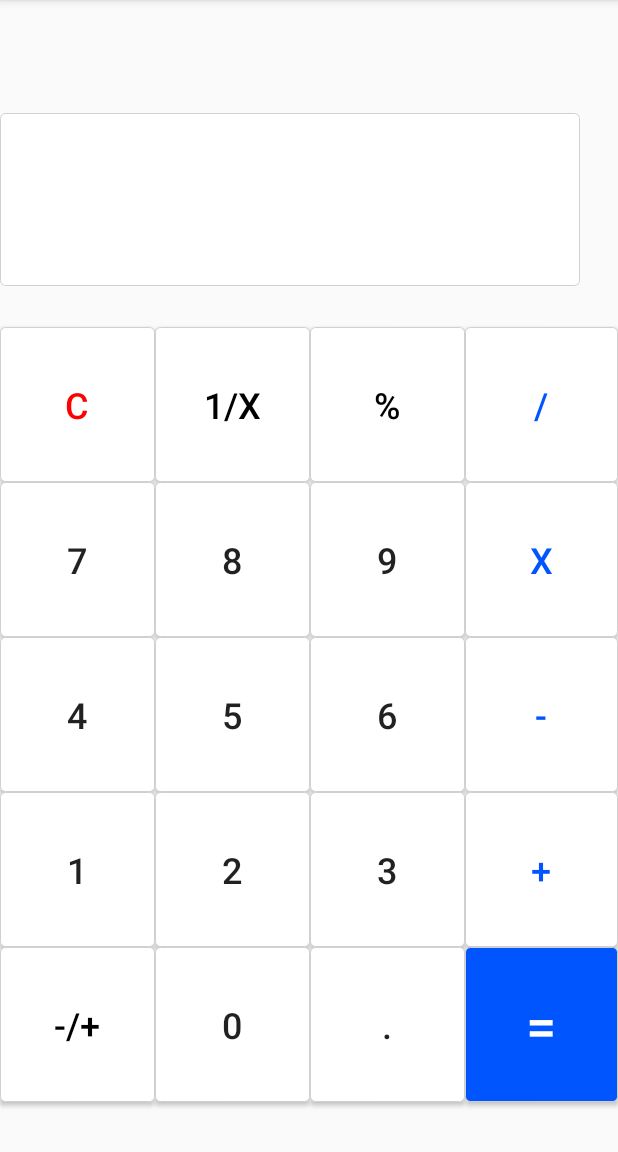
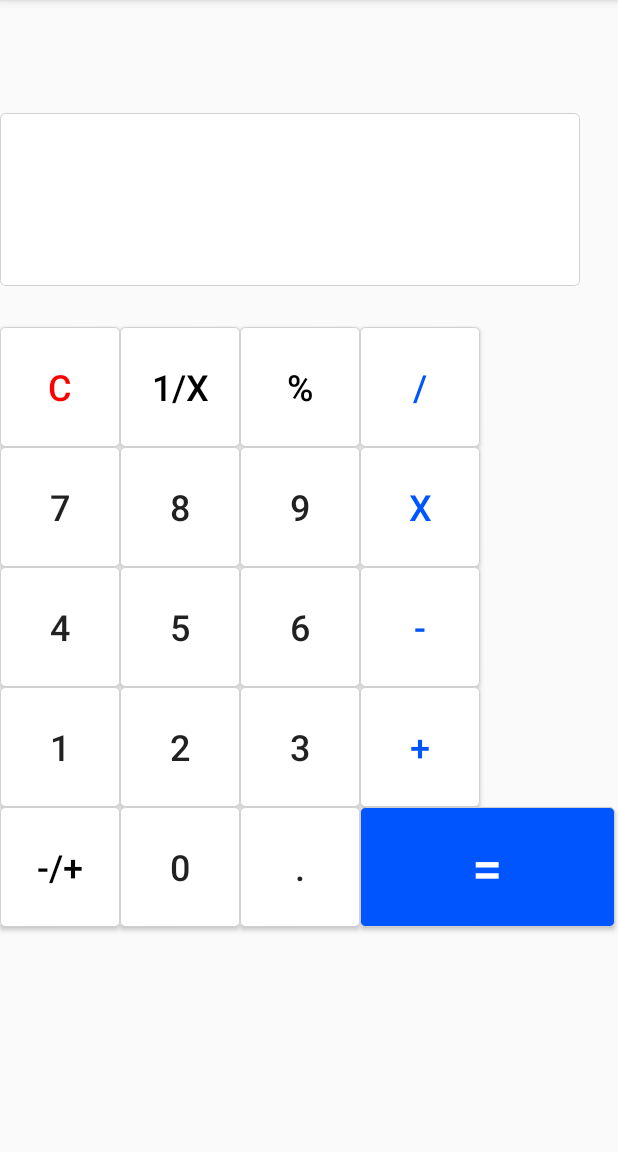
Before and after one commit to SebastienColl/Calculator-SEG2505, an Android app: the screen it shows after launch (MainActivity), on a phone screen of 412 x 824 dp, the part 84-1236 px from its top. Run offline under Robolectric (Android 15) with nearby library versions, the phone set to English and light mode, and no system bars.

Commit message:
J'ai changer la tailles des boutons pour qu'ils soit visibles

```diff
--- a/app/src/main/res/layout/activity_main.xml
+++ b/app/src/main/res/layout/activity_main.xml
@@ -9,18 +9,18 @@
 
     <Button
         android:id="@+id/btn6"
-        android:layout_width="103dp"
-        android:layout_height="103dp"
-        android:background="@drawable/my_button_bg"
+        android:layout_width="80dp"
+        android:layout_height="80dp"
         android:layout_below="@id/btn9"
         android:layout_toRightOf="@id/btn5"
+        android:background="@drawable/my_button_bg"
         android:text="6"
         android:textSize="24sp" />
 
     <Button
         android:id="@+id/btn3"
-        android:layout_width="103dp"
-        android:layout_height="103dp"
+        android:layout_width="80dp"
+        android:layout_height="80dp"
         android:layout_below="@id/btn6"
         android:layout_toRightOf="@id/btn2"
         android:background="@drawable/my_button_bg"
@@ -29,8 +29,8 @@
 
     <Button
         android:id="@+id/btn4"
-        android:layout_width="103dp"
-        android:layout_height="103dp"
+        android:layout_width="80dp"
+        android:layout_height="80dp"
         android:layout_below="@id/btn7"
         android:background="@drawable/my_button_bg"
         android:text="4"
@@ -38,8 +38,8 @@
 
     <Button
         android:id="@+id/btn9"
-        android:layout_width="103dp"
-        android:layout_height="103dp"
+        android:layout_width="80dp"
+        android:layout_height="80dp"
         android:layout_below="@id/btnpercentage"
         android:layout_toRightOf="@id/btn8"
         android:background="@drawable/my_button_bg"
@@ -48,8 +48,8 @@
 
     <Button
         android:id="@+id/btnplus"
-        android:layout_width="103dp"
-        android:layout_height="103dp"
+        android:layout_width="80dp"
+        android:layout_height="80dp"
         android:layout_below="@id/btnminus"
         android:layout_toRightOf="@id/btn3"
         android:background="@drawable/my_button_bg"
@@ -59,8 +59,8 @@
 
     <Button
         android:id="@+id/btnequals"
-        android:layout_width="103dp"
-        android:layout_height="103dp"
+        android:layout_width="170dp"
+        android:layout_height="80dp"
         android:layout_below="@id/btnplus"
         android:layout_toRightOf="@id/btndot"
         android:background="@drawable/my_button_bg1"
@@ -70,8 +70,8 @@
 
     <Button
         android:id="@+id/btn5"
-        android:layout_width="103dp"
-        android:layout_height="103dp"
+        android:layout_width="80dp"
+        android:layout_height="80dp"
         android:layout_below="@id/btn8"
         android:layout_toRightOf="@id/btn4"
         android:background="@drawable/my_button_bg"
@@ -80,8 +80,8 @@
 
     <Button
         android:id="@+id/btntimes"
-        android:layout_width="103dp"
-        android:layout_height="103dp"
+        android:layout_width="80dp"
+        android:layout_height="80dp"
         android:layout_below="@id/btndiv"
         android:layout_toRightOf="@id/btn9"
         android:background="@drawable/my_button_bg"
@@ -91,8 +91,8 @@
 
     <Button
         android:id="@+id/btn7"
-        android:layout_width="103dp"
-        android:layout_height="103dp"
+        android:layout_width="80dp"
+        android:layout_height="80dp"
         android:layout_below="@id/btnclear"
         android:background="@drawable/my_button_bg"
         android:text="7"
@@ -100,11 +100,11 @@
 
     <Button
         android:id="@+id/btndiv"
-        android:layout_width="103dp"
+        android:layout_width="80dp"
+        android:layout_height="80dp"
         android:layout_below="@id/textprimary"
+        android:layout_marginTop="27dp"
         android:layout_toRightOf="@id/btnpercentage"
-        android:layout_marginTop="27dp"
-        android:layout_height="103dp"
         android:background="@drawable/my_button_bg"
         android:text="/"
         android:textColor="#0055FF"
@@ -112,8 +112,8 @@
 
     <Button
         android:id="@+id/btnminus"
-        android:layout_width="103dp"
-        android:layout_height="103dp"
+        android:layout_width="80dp"
+        android:layout_height="80dp"
         android:layout_below="@id/btntimes"
         android:layout_toRightOf="@id/btn6"
         android:background="@drawable/my_button_bg"
@@ -123,69 +123,72 @@
 
     <Button
         android:id="@+id/btn8"
-        android:layout_width="103dp"
-        android:layout_height="103dp"
+        android:layout_width="80dp"
+        android:layout_height="80dp"
+        android:layout_below="@id/btninverse"
+        android:layout_toRightOf="@id/btn7"
         android:background="@drawable/my_button_bg"
-        android:layout_toRightOf="@id/btn7"
-        android:layout_below="@id/btninverse"
         android:text="8"
         android:textSize="24sp" />
 
     <Button
         android:id="@+id/btnclear"
-        android:layout_width="103dp"
-        android:layout_height="103dp"
+        android:layout_width="80dp"
+        android:layout_height="80dp"
         android:layout_below="@id/textprimary"
         android:layout_marginTop="27dp"
         android:background="@drawable/my_button_bg"
         android:text="C"
         android:textColor="#FF0000"
         android:textSize="24sp" />
+
     <Button
         android:id="@+id/btninverse"
-        android:layout_width="103dp"
-        android:layout_height="103dp"
+        android:layout_width="80dp"
+        android:layout_height="80dp"
+        android:layout_below="@id/textprimary"
+        android:layout_marginTop="27dp"
+        android:layout_toRightOf="@id/btnclear"
         android:background="@drawable/my_button_bg"
-        android:layout_toRightOf="@id/btnclear"
-        android:layout_marginTop="27dp"
-        android:layout_below="@id/textprimary"
         android:text="1/x"
         android:textColor="#000000"
         android:textSize="24sp" />
+
     <Button
         android:id="@+id/btnminusplus"
-        android:layout_width="103dp"
-        android:layout_height="103dp"
+        android:layout_width="80dp"
+        android:layout_height="80dp"
+        android:layout_below="@id/btn1"
         android:background="@drawable/my_button_bg"
-        android:layout_below="@id/btn1"
         android:text="-/+"
         android:textColor="#000000"
         android:textSize="24sp" />
+
     <Button
         android:id="@+id/btnpercentage"
-        android:layout_width="103dp"
-        android:layout_height="103dp"
+        android:layout_width="80dp"
+        android:layout_height="80dp"
+        android:layout_below="@id/textprimary"
+        android:layout_marginTop="27dp"
+        android:layout_toRightOf="@id/btninverse"
         android:background="@drawable/my_button_bg"
-        android:layout_toRightOf="@id/btninverse"
-        android:layout_marginTop="27dp"
-        android:layout_below="@id/textprimary"
         android:text="%"
         android:textColor="#000000"
         android:textSize="24sp" />
 
     <Button
         android:id="@+id/btn1"
-        android:layout_width="103dp"
-        android:layout_height="103dp"
+        android:layout_width="80dp"
+        android:layout_height="80dp"
         android:layout_below="@id/btn4"
         android:background="@drawable/my_button_bg"
         android:text="1"
-        android:textSize="24sp"/>
+        android:textSize="24sp" />
 
     <Button
         android:id="@+id/btn0"
-        android:layout_width="103dp"
-        android:layout_height="103dp"
+        android:layout_width="80dp"
+        android:layout_height="80dp"
         android:layout_below="@id/btn2"
         android:layout_toRightOf="@id/btnminusplus"
         android:background="@drawable/my_button_bg"
@@ -194,8 +197,8 @@
 
     <Button
         android:id="@+id/btn2"
-        android:layout_width="103dp"
-        android:layout_height="103dp"
+        android:layout_width="80dp"
+        android:layout_height="80dp"
         android:layout_below="@id/btn5"
         android:layout_toRightOf="@id/btn1"
         android:background="@drawable/my_button_bg"
@@ -204,8 +207,8 @@
 
     <Button
         android:id="@+id/btndot"
-        android:layout_width="103dp"
-        android:layout_height="103dp"
+        android:layout_width="80dp"
+        android:layout_height="80dp"
         android:layout_below="@id/btn3"
         android:layout_toRightOf="@id/btn0"
         android:background="@drawable/my_button_bg"
```
